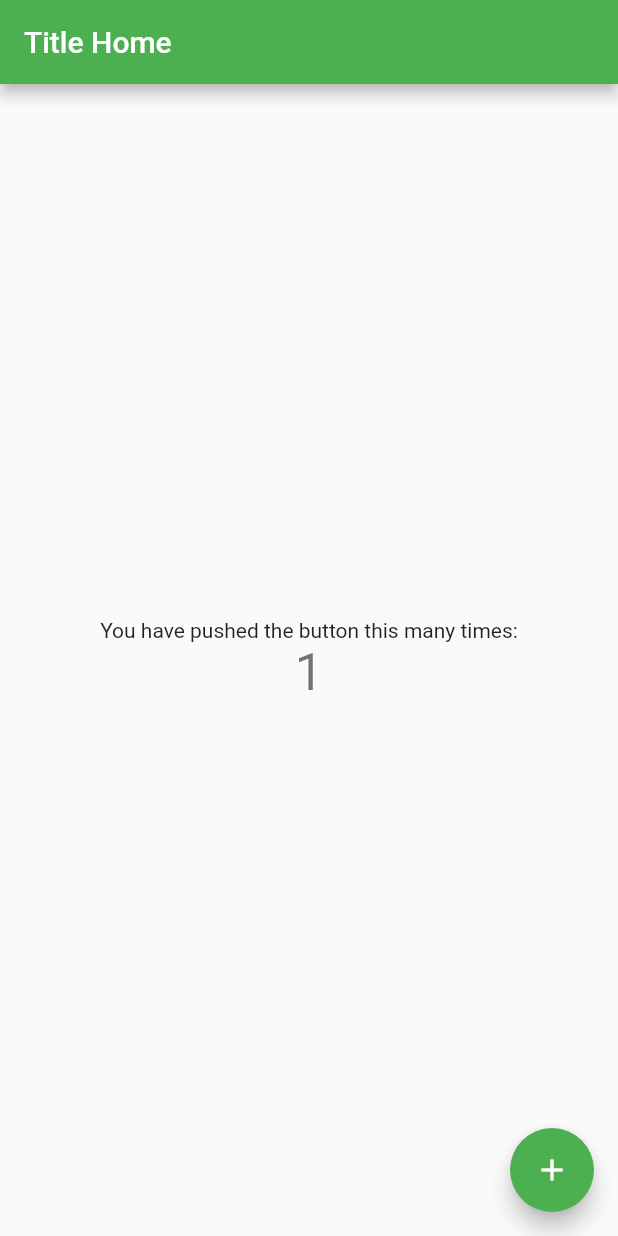
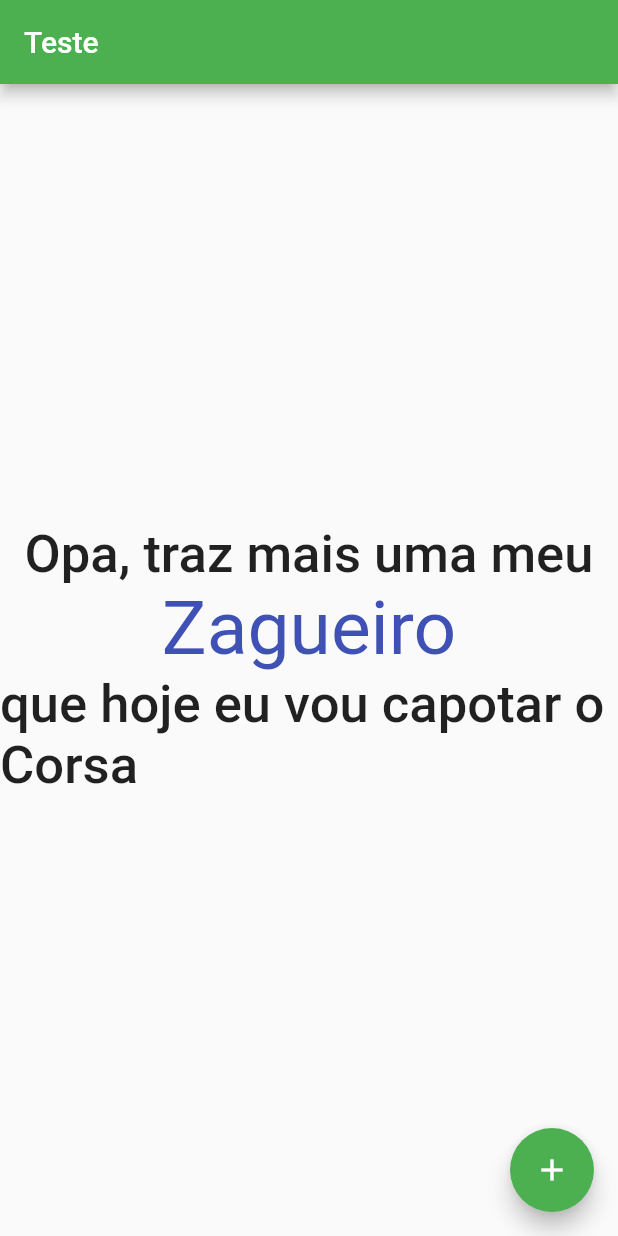
Before and after one commit to SkiaBr23/flutter-dev, a Flutter app: the MyHomePage screen opened directly, after a tap on the "add" icon, on a phone screen of 412 x 824 dp. Run offline on Flutter 3.47's test engine with Material 2 defaults, Android fonts, the phone set to English and light mode, and no system bars.

```diff
--- a/flutter_dev/lib/main.dart
+++ b/flutter_dev/lib/main.dart
@@ -1,4 +1,5 @@
 import 'package:flutter/material.dart';
+import "dart:math";
 
 void main() => runApp(MyApp());
 
@@ -20,7 +21,7 @@ class MyApp extends StatelessWidget {
         // is not restarted.
         primarySwatch: Colors.green,
       ),
-      home: MyHomePage(title: 'Title Home'),
+      home: MyHomePage(title: 'Teste'),
     );
   }
 }
@@ -44,16 +45,34 @@ class MyHomePage extends StatefulWidget {
 }
 
 class _MyHomePageState extends State<MyHomePage> {
-  int _counter = 0;
+  String _nome = "";
+  String _motivo = "";
+  final _random = new Random();
 
-  void _incrementCounter() {
+  final List nomes = ["Consagrado", "Pontíficie", "Melindroso", "Diplomata",
+  "Supra-sumo", "Influencer", "Tributarista", "Promotor", "Patrão",
+  "Peregrino", "Maestro", "Litorâneo", "Amoroso", "Piloto",
+  "Palestrinha", "Jesuíta", "Zagueiro", "Combatente"];
+  final List motivos = ["que hoje ela me bloqueou no zap",
+    "que amanhã é feriado no Acre",
+  "que o vale-refeição caiu",
+  "que o Mengão ganhou mais uma",
+  "que hoje eu vou capotar o Corsa",
+  "que a Original 600 tá trincando",
+  "que o pagodão começa 18h"];
+
+  String gerarMotivo(){
+    return motivos[_random.nextInt(motivos.length)];
+  }
+
+  String gerarNome(){
+    return nomes[_random.nextInt(nomes.length)];
+  }
+
+  void _updateScreen() {
     setState(() {
-      // This call to setState tells the Flutter framework that something has
-      // changed in this State, which causes it to rerun the build method below
-      // so that the display can reflect the updated values. If we changed
-      // _counter without calling setState(), then the build method would not be
-      // called again, and so nothing would appear to happen.
-      _counter++;
+      _nome = gerarNome();
+      _motivo = gerarMotivo();
     });
   }
 
@@ -67,42 +86,40 @@ class _MyHomePageState extends State<MyHomePage> {
     // than having to individually change instances of widgets.
     return Scaffold(
       appBar: AppBar(
-        // Here we take the value from the MyHomePage object that was created by
-        // the App.build method, and use it to set our appbar title.
         title: Text(widget.title),
       ),
       body: Center(
-        // Center is a layout widget. It takes a single child and positions it
-        // in the middle of the parent.
         child: Column(
-          // Column is also a layout widget. It takes a list of children and
-          // arranges them vertically. By default, it sizes itself to fit its
-          // children horizontally, and tries to be as tall as its parent.
-          //
-          // Invoke "debug painting" (press "p" in the console, choose the
-          // "Toggle Debug Paint" action from the Flutter Inspector in Android
-          // Studio, or the "Toggle Debug Paint" command in Visual Studio Code)
-          // to see the wireframe for each widget.
-          //
-          // Column has various properties to control how it sizes itself and
-          // how it positions its children. Here we use mainAxisAlignment to
-          // center the children vertically; the main axis here is the vertical
-          // axis because Columns are vertical (the cross axis would be
-          // horizontal).
           mainAxisAlignment: MainAxisAlignment.center,
           children: <Widget>[
             Text(
-              'You have pushed the button this many times:',
+              'Opa, traz mais uma meu',
+              style: TextStyle(
+                fontSize: 35.0,
+                fontWeight: FontWeight.w500,
+                color:Colors.black87,
+              ),
             ),
             Text(
-              '$_counter',
-              style: Theme.of(context).textTheme.display1,
+              '$_nome',
+              style: TextStyle(
+              fontSize: 50.0,
+              color:Colors.indigo,
+            ),
+            ),
+            Text(
+              '$_motivo',
+              style: TextStyle(
+                fontSize: 35.0,
+                fontWeight: FontWeight.w500,
+                color:Colors.black87,
+              ),
             ),
           ],
         ),
       ),
       floatingActionButton: FloatingActionButton(
-        onPressed: _incrementCounter,
+        onPressed: _updateScreen,
         tooltip: 'Increment',
         child: Icon(Icons.add),
       ), // This trailing comma makes auto-formatting nicer for build methods.
```
Also changed, not shown: 2 other files.
